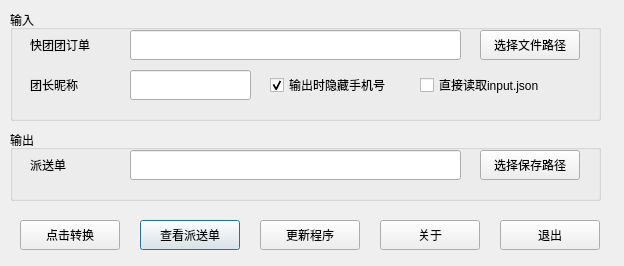
Before: the Qt Designer form GrouponDeliveryNoteMainDialog.ui in mtshang1984/GrouponDeliveryNote, drawn with Qt 5.
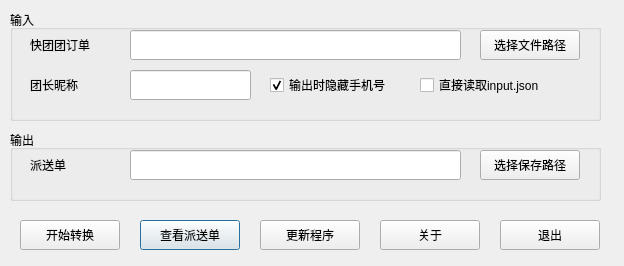
After: the same form once the commit is applied.

```diff
--- a/GrouponDeliveryNoteMainDialog.ui
+++ b/GrouponDeliveryNoteMainDialog.ui
@@ -231,7 +231,7 @@
     </rect>
    </property>
    <property name="text">
-    <string>点击转换</string>
+    <string>开始转换</string>
    </property>
   </widget>
   <zorder>groupBox_2</zorder>
```
